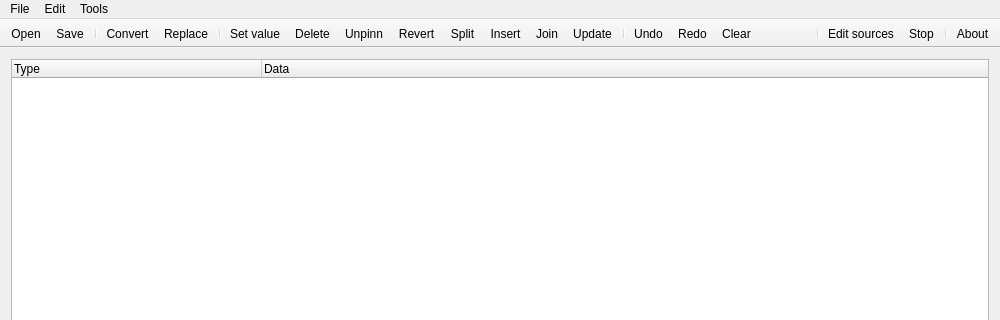
The window that mainwindow.ui (Kuszki/K-Converter) describes before a commit, drawn with Qt 5; both pictures show x 0 to 1000 and y 0 to 320 of the 1000 by 600 pixel window.
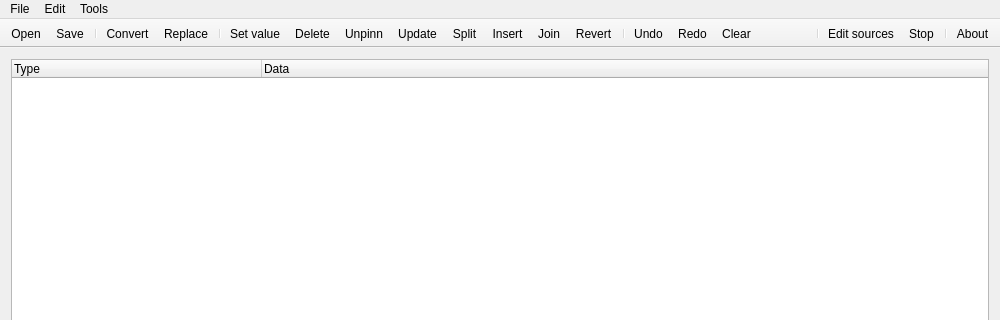
The same window after the commit. Icons and pictures are not drawn.

Patch:
```diff
--- a/mainwindow.ui
+++ b/mainwindow.ui
@@ -66,11 +66,11 @@
    <addaction name="actionSetvalue"/>
    <addaction name="actionDelete"/>
    <addaction name="actionUnpinn"/>
-   <addaction name="actionRevert"/>
+   <addaction name="actionUpdate"/>
    <addaction name="actionSplit"/>
    <addaction name="actionInsert"/>
    <addaction name="actionJoin"/>
-   <addaction name="actionUpdate"/>
+   <addaction name="actionRevert"/>
    <addaction name="separator"/>
    <addaction name="actionUndo"/>
    <addaction name="actionRedo"/>
```
Left out of the diff: 9 changed lines with no effect on the pictures.
